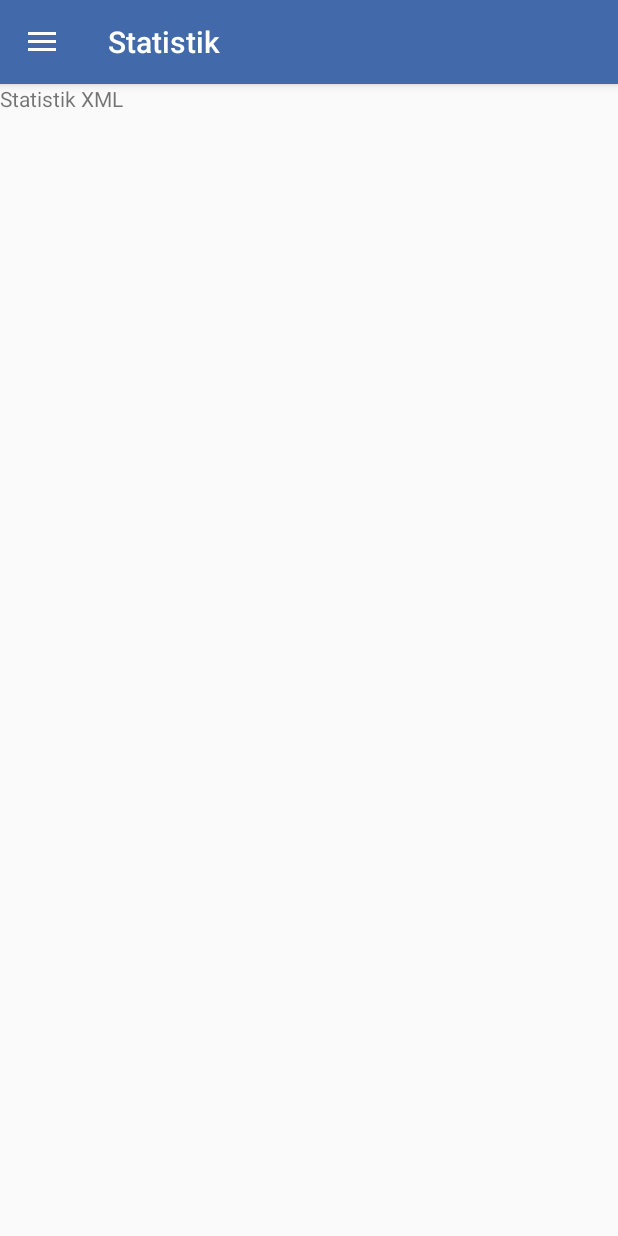
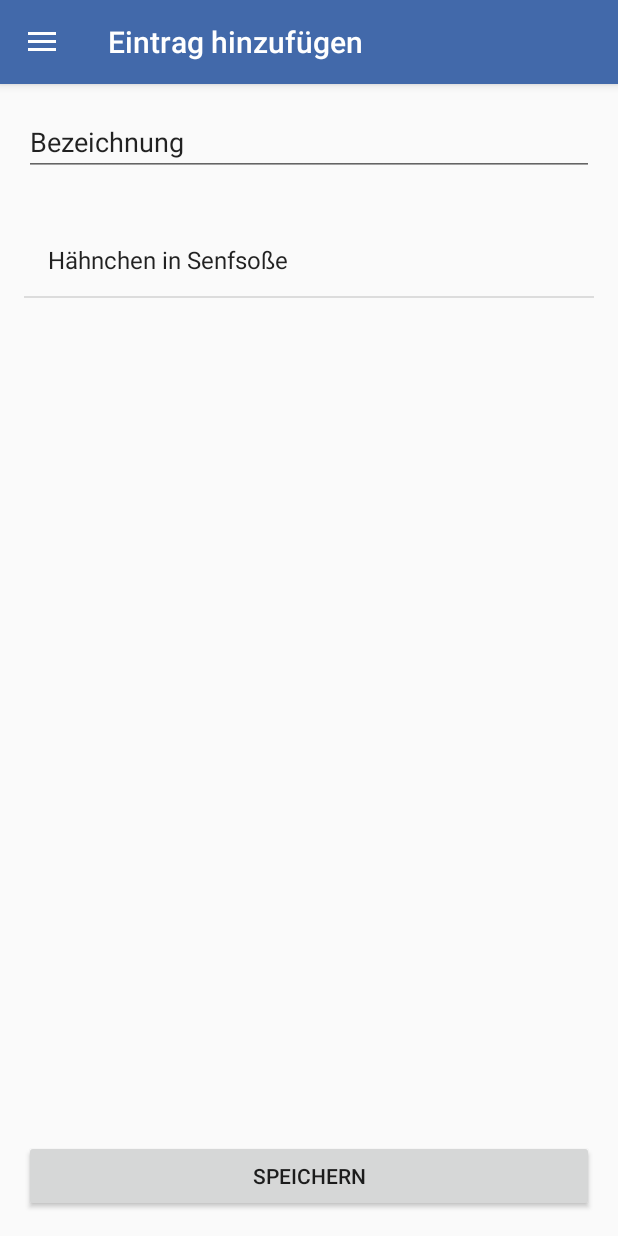
Before and after one commit to LucasMoll/ProjectFettSpeck, an Android app: the screen it shows after launch (NavigationActivity), after a tap on an icon or button, on a phone screen of 412 x 824 dp. Run offline under Robolectric (Android 15) with nearby library versions, the phone set to English and light mode, and no system bars.

```diff
--- /dev/null
+++ b/app/src/main/java/de/fhdw/mfwi415a/gop/kalorientagebuch/activites/AddKTitem/ApplicationLogic.java
@@ -0,0 +1,62 @@
+package de.fhdw.mfwi415a.gop.kalorientagebuch.activites.AddKTitem;
+
+import android.content.Context;
+import android.database.Cursor;
+import android.widget.ArrayAdapter;
+
+import java.util.ArrayList;
+
+import de.fhdw.mfwi415a.gop.kalorientagebuch.activites.AddKTitem.Gui;
+import de.fhdw.mfwi415a.gop.kalorientagebuch.activites.common.DataAdapter;
+
+public class ApplicationLogic {
+
+
+    private Gui mGui;
+    private Context mContext;
+
+    public ApplicationLogic (Gui gui, Context context) {
+        mGui = gui;
+        mContext = context;
+        initGui();
+        initListener();
+    }
+
+
+    private void initGui() {
+        showAllGerichte();
+
+    }
+
+    private void initListener() {
+        ClickListener cl;
+
+        cl = new ClickListener(this);
+    }
+
+    private void showAllGerichte(){
+        DataAdapter mDbHelper = new DataAdapter(mContext);
+        mDbHelper.createDatabase();
+        mDbHelper.open();
+
+        Cursor cursor = mDbHelper.getAllGerichte();
+
+        ArrayList<String> gerichte = new ArrayList<String>();
+        cursor.moveToFirst();
+        while (!cursor.isAfterLast())
+
+        {
+            gerichte.add(cursor.getString(cursor.getColumnIndex("Bezeichnung")));
+            cursor.moveToNext();
+        }
+
+        setmListViewText(gerichte);
+        cursor.close();
+
+    }
+    private void setmListViewText(ArrayList<String> arrayList){
+        ArrayAdapter<String> arrayAdapter = new ArrayAdapter<String>(mContext, android.R.layout.simple_list_item_1, arrayList );
+        mGui.getmMenueListe().setAdapter(arrayAdapter);
+    }
+
+}
--- /dev/null
+++ b/app/src/main/java/de/fhdw/mfwi415a/gop/kalorientagebuch/activites/AddKTitem/ClickListener.java
@@ -0,0 +1,23 @@
+package de.fhdw.mfwi415a.gop.kalorientagebuch.activites.AddKTitem;
+
+import android.view.View;
+
+
+public class ClickListener implements View.OnClickListener {
+
+    private ApplicationLogic mApplicationLogic;
+
+    public ClickListener(ApplicationLogic applicationLogic) {
+        mApplicationLogic = applicationLogic;
+    }
+
+    @Override
+    public void onClick(View view) {
+
+        switch (view.getId()) {
+            //case R.id.home_plus_fab:
+        }
+
+
+    }
+}
--- /dev/null
+++ b/app/src/main/java/de/fhdw/mfwi415a/gop/kalorientagebuch/activites/AddKTitem/Gui.java
@@ -0,0 +1,33 @@
+package de.fhdw.mfwi415a.gop.kalorientagebuch.activites.AddKTitem;
+
+import android.view.View;
+import android.widget.Button;
+import android.widget.EditText;
+import android.widget.ListView;
+
+import de.fhdw.mfwi415a.gop.kalorientagebuch.R;
+
+public class Gui {
+
+
+    private EditText mBezeichnung;
+    private ListView mMenueListe;
+    private Button mSaveButton;
+
+
+
+    public Gui(View myView) {
+
+        mBezeichnung = (EditText) myView.findViewById(R.id.add_kt_item_name);
+        mMenueListe = (ListView) myView.findViewById(R.id.add_kt_item_list);
+        mSaveButton = (Button) myView.findViewById(R.id.add_kt_item_save);
+
+
+
+    }
+
+    public ListView getmMenueListe() {
+        return mMenueListe;
+    }
+
+}
--- a/app/src/main/java/de/fhdw/mfwi415a/gop/kalorientagebuch/activites/Home/ApplicationLogic.java
+++ b/app/src/main/java/de/fhdw/mfwi415a/gop/kalorientagebuch/activites/Home/ApplicationLogic.java
@@ -1,6 +1,7 @@
 package de.fhdw.mfwi415a.gop.kalorientagebuch.activites.Home;
 
 import android.app.Activity;
+import android.app.Fragment;
 import android.app.FragmentManager;
 import android.content.Context;
 import android.content.Intent;
@@ -16,6 +17,7 @@ import java.util.Calendar;
 
 import de.fhdw.mfwi415a.gop.kalorientagebuch.R;
 import de.fhdw.mfwi415a.gop.kalorientagebuch.activites.common.DataAdapter;
+import de.fhdw.mfwi415a.gop.kalorientagebuch.activites.navigation.fragments.AddKTitemFragment;
 import de.fhdw.mfwi415a.gop.kalorientagebuch.activites.navigation.fragments.StatistikFragment;
 
 
@@ -66,7 +68,7 @@ public class ApplicationLogic {
     public void onListItemClicked(int i){
         String s = String.valueOf(mIndexList.get(i));
         setSnackbar(s);
-//TODO: Fragment wechseln und mIndexList.get(i) als Argument übergeben
+//TODO: Fragment wechseln und mIndexList.get(i) als Argument übergeben (Bundle: "KT_ID",mIndexList.get(i))
     }
 
     private void setLimitText()
@@ -90,18 +92,19 @@ public class ApplicationLogic {
 
 
     public void onPlusFabClicked() {
-        changeFragment();
+        changeFragment(new AddKTitemFragment(), 0);
 
     }
 
-    private void changeFragment() {
+    private void changeFragment(Fragment f, int i) {
         Activity activity = (Activity) mContext;
-        StatistikFragment statistikFragment = new StatistikFragment();
+
         Bundle bundle = new Bundle();
-        bundle.putInt("ID", 1);
-        statistikFragment.setArguments(bundle);
+        bundle.putInt("KT_ID", i);
+        f.setArguments(bundle);
+
         FragmentManager fragmentManager = activity.getFragmentManager();
-        fragmentManager.beginTransaction().replace(R.id.content_frame, statistikFragment).commit();
+        fragmentManager.beginTransaction().replace(R.id.content_frame, f).commit();
     }
 
     private String getCurrentDate() {
--- a/app/src/main/java/de/fhdw/mfwi415a/gop/kalorientagebuch/activites/Home/Gui.java
+++ b/app/src/main/java/de/fhdw/mfwi415a/gop/kalorientagebuch/activites/Home/Gui.java
@@ -24,14 +24,6 @@ public class Gui {
     private View mView;
     private ListView mListView;
 
-   /* public Gui (Init activity) {
-        activity.setContentView(R.layout.home_layout);
-
-        mUsedBar = (TextView) activity.findViewById(R.id.home_usedBar);
-        mUnusedBar = (TextView) activity.findViewById(R.id.home_unusedBar);
-
-
-    }*/
 
     public Gui(View myView, double i) {
         mUsedBar = (TextView) myView.findViewById(R.id.home_usedBar);
--- a/app/src/main/java/de/fhdw/mfwi415a/gop/kalorientagebuch/activites/common/DataAdapter.java
+++ b/app/src/main/java/de/fhdw/mfwi415a/gop/kalorientagebuch/activites/common/DataAdapter.java
@@ -110,6 +110,22 @@ public class DataAdapter {
         }
     }
 
+    public Cursor getAllGerichte()
+    {
+        try {
+            String sql = "select * from Gericht order by Gericht.Bezeichnung";
+
+            Cursor mCur = mDb.rawQuery(sql, null);
+            if (mCur != null) {
+                mCur.moveToNext();
+            }
+            return mCur;
+        } catch (SQLException mSQLException) {
+            Log.e(TAG, "getGerichte >>" + mSQLException.toString());
+            throw mSQLException;
+        }
+    }
+
 
     public Cursor getData(String table, String[] columns, String selection, String having, String orderby, String limit) {
         try {
--- a/app/src/main/java/de/fhdw/mfwi415a/gop/kalorientagebuch/activites/navigation/NavigationActivity.java
+++ b/app/src/main/java/de/fhdw/mfwi415a/gop/kalorientagebuch/activites/navigation/NavigationActivity.java
@@ -40,7 +40,8 @@ public class NavigationActivity extends AppCompatActivity
 
         NavigationView navigationView = (NavigationView) findViewById(R.id.nav_view);
         navigationView.setNavigationItemSelectedListener(this);
-        getFragmentManager().beginTransaction().replace(R.id.content_frame, new HomeFragment()).commit();
+        if (savedInstanceState == null){
+        getFragmentManager().beginTransaction().replace(R.id.content_frame, new HomeFragment()).commit();}
     }
 
     @Override
--- /dev/null
+++ b/app/src/main/java/de/fhdw/mfwi415a/gop/kalorientagebuch/activites/navigation/fragments/AddKTitemFragment.java
@@ -0,0 +1,35 @@
+package de.fhdw.mfwi415a.gop.kalorientagebuch.activites.navigation.fragments;
+
+
+import android.app.Fragment;
+import android.os.Bundle;
+import android.support.annotation.Nullable;
+import android.view.LayoutInflater;
+import android.view.View;
+import android.view.ViewGroup;
+
+import de.fhdw.mfwi415a.gop.kalorientagebuch.R;
+import de.fhdw.mfwi415a.gop.kalorientagebuch.activites.AddKTitem.ApplicationLogic;
+import de.fhdw.mfwi415a.gop.kalorientagebuch.activites.AddKTitem.Gui;
+
+public class AddKTitemFragment extends Fragment {
+
+    View myView;
+
+    private Gui mGui;
+    private ApplicationLogic mApplicationLogic;
+
+
+    @Override
+    public View onCreateView(LayoutInflater inflater, @Nullable ViewGroup container, Bundle savedInstanceState) {
+        myView = inflater.inflate(R.layout.add_kt_item, container, false);
+        mGui = new Gui(myView);
+        mApplicationLogic = new ApplicationLogic(mGui,getActivity());
+        getActivity().setTitle("Eintrag hinzufügen");
+
+        return myView;
+    }
+
+
+
+}
--- /dev/null
+++ b/app/src/main/res/layout/add_kt_item.xml
@@ -0,0 +1,35 @@
+<?xml version="1.0" encoding="utf-8"?>
+<RelativeLayout xmlns:android="http://schemas.android.com/apk/res/android"
+    android:layout_width="match_parent"
+    android:layout_height="match_parent"
+    android:orientation="vertical">
+
+
+    <EditText
+        android:id="@+id/add_kt_item_name"
+        android:layout_width="match_parent"
+        android:layout_height="wrap_content"
+        android:inputType="textPersonName"
+        android:layout_alignParentTop="true"
+        android:layout_margin="@dimen/activity_vertical_margin"
+        android:text="Bezeichnung" />
+
+    <ListView
+        android:id="@+id/add_kt_item_list"
+        android:layout_width="match_parent"
+        android:layout_height="0dp"
+        android:layout_margin="@dimen/activity_vertical_margin"
+        android:layout_below="@id/add_kt_item_name"
+        android:layout_above="@id/add_kt_item_save"
+        />
+
+    <Button
+        android:id="@+id/add_kt_item_save"
+        android:layout_width="match_parent"
+        android:layout_height="wrap_content"
+        android:text="speichern"
+        android:layout_margin="@dimen/activity_vertical_margin"
+        android:layout_alignParentBottom="true"
+/>
+
+</RelativeLayout>
```
